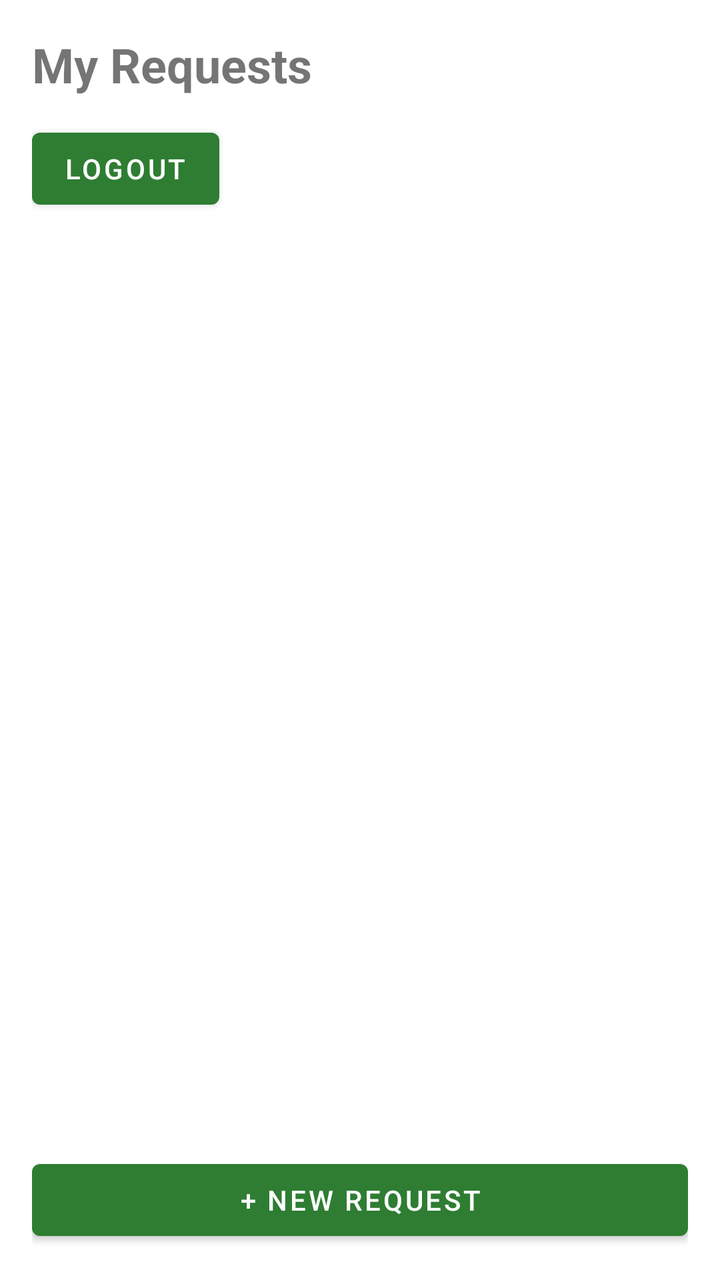
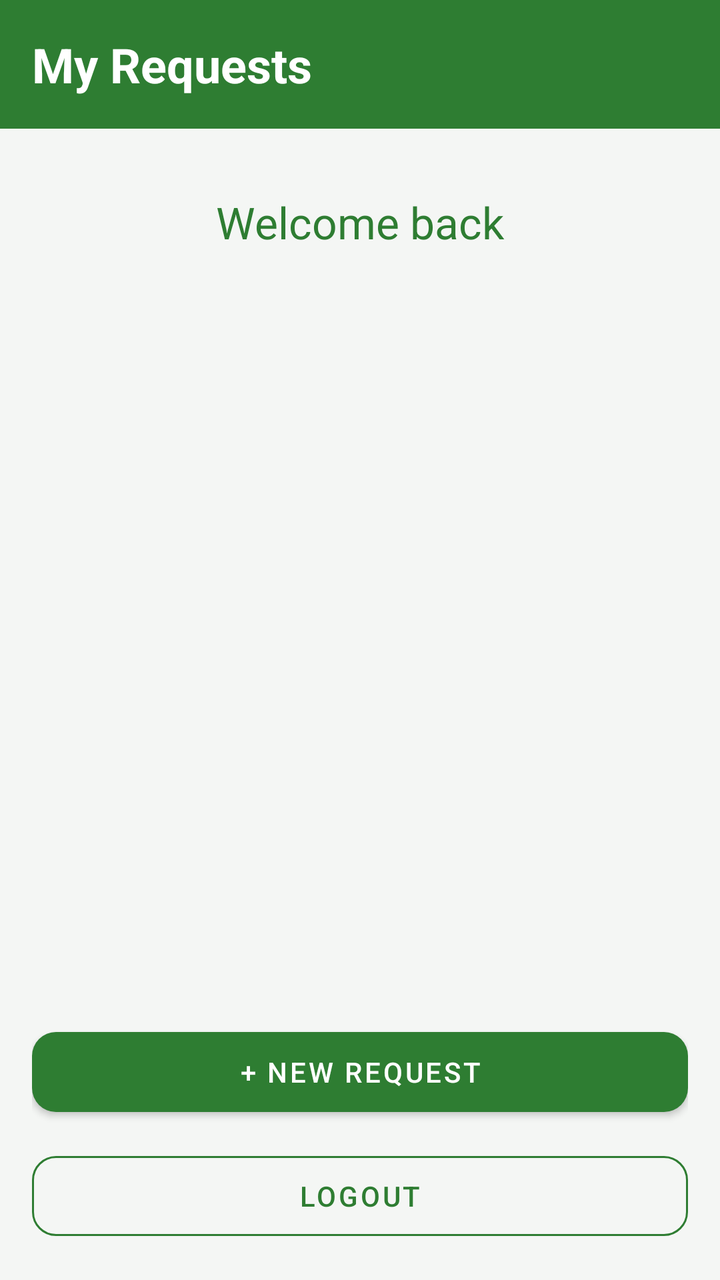

Two renders of the same Android screen: before a commit and after it. Below are the layout's source before the change and the commit's diff.
<!-- AndroidManifest.xml: application theme Theme.FixIt -->
<!-- res/layout/activity_tenant_home.xml -->
<?xml version="1.0" encoding="utf-8"?>
<LinearLayout
    xmlns:android="http://schemas.android.com/apk/res/android"
    android:layout_width="match_parent"
    android:layout_height="match_parent"
    android:orientation="vertical"
    android:padding="16dp">

    <TextView
        android:id="@+id/tvHomeTitle"
        android:layout_width="match_parent"
        android:layout_height="wrap_content"
        android:text="My Requests"
        android:textSize="24sp"
        android:textStyle="bold"
        android:paddingBottom="12dp" />

    <Button
        android:id="@+id/btnLogout"
        android:layout_width="wrap_content"
        android:layout_height="wrap_content"
        android:text="Logout" />

    <TextView
        android:id="@+id/tvEmpty"
        android:layout_width="match_parent"
        android:layout_height="wrap_content"
        android:text="No requests yet"
        android:textSize="16sp"
        android:gravity="center"
        android:padding="24dp"
        android:visibility="gone" />

    <androidx.recyclerview.widget.RecyclerView
        android:id="@+id/rvRequests"
        android:layout_width="match_parent"
        android:layout_height="0dp"
        android:layout_weight="1"
        android:clipToPadding="false"
        android:paddingTop="8dp" />

    <Button
        android:id="@+id/btnNewRequest"
        android:layout_width="match_parent"
        android:layout_height="wrap_content"
        android:text="+ New Request" />

</LinearLayout>
<!-- resources referenced by this layout -->
<resources>
  <style name="Theme.FixIt" parent="Theme.MaterialComponents.DayNight.NoActionBar">
          <item name="colorPrimary">@color/fixit_primary</item>
          <item name="colorPrimaryDark">@color/fixit_primary_dark</item>
          <item name="colorAccent">@color/fixit_accent</item>
      </style>
  <color name="fixit_primary">#2E7D32</color>
  <color name="fixit_primary_dark">#1B5E20</color>
  <color name="fixit_accent">#FFA000</color>
</resources>

<!-- the commit's change to res/layout/activity_tenant_home.xml (unified diff, before → after) -->
@@ -3,46 +3,81 @@
     xmlns:android="http://schemas.android.com/apk/res/android"
     android:layout_width="match_parent"
     android:layout_height="match_parent"
-    android:orientation="vertical"
-    android:padding="16dp">
+    android:background="@color/fixit_background"
+    android:orientation="vertical">
 
     <TextView
         android:id="@+id/tvHomeTitle"
+        style="@style/Widget.FixIt.TitleBar"
         android:layout_width="match_parent"
         android:layout_height="wrap_content"
-        android:text="My Requests"
-        android:textSize="24sp"
-        android:textStyle="bold"
-        android:paddingBottom="12dp" />
+        android:text="My Requests" />
 
-    <Button
-        android:id="@+id/btnLogout"
-        android:layout_width="wrap_content"
-        android:layout_height="wrap_content"
-        android:text="Logout" />
-
-    <TextView
-        android:id="@+id/tvEmpty"
-        android:layout_width="match_parent"
-        android:layout_height="wrap_content"
-        android:text="No requests yet"
-        android:textSize="16sp"
-        android:gravity="center"
-        android:padding="24dp"
-        android:visibility="gone" />
-
-    <androidx.recyclerview.widget.RecyclerView
-        android:id="@+id/rvRequests"
+    
+    <androidx.core.widget.NestedScrollView
         android:layout_width="match_parent"
         android:layout_height="0dp"
         android:layout_weight="1"
-        android:clipToPadding="false"
-        android:paddingTop="8dp" />
+        android:clipToPadding="false">
 
-    <Button
-        android:id="@+id/btnNewRequest"
+        <LinearLayout
+            android:layout_width="match_parent"
+            android:layout_height="wrap_content"
+            android:orientation="vertical"
+            android:paddingStart="16dp"
+            android:paddingTop="32dp"
+            android:paddingEnd="16dp"
+            android:paddingBottom="8dp">
+
+            <TextView
+                android:id="@+id/tvWelcome"
+                android:layout_width="match_parent"
+                android:layout_height="wrap_content"
+                android:layout_marginBottom="28dp"
+                android:gravity="center"
+                android:text="Welcome back"
+                android:textColor="@color/fixit_primary"
+                android:textSize="22sp" />
+
+            <TextView
+                android:id="@+id/tvEmpty"
+                android:layout_width="match_parent"
+                android:layout_height="wrap_content"
+                android:gravity="center"
+                android:padding="24dp"
+                android:text="No requests yet"
+                android:textColor="@color/fixit_text_secondary"
+                android:textSize="16sp"
+                android:visibility="gone" />
+
+            <androidx.recyclerview.widget.RecyclerView
+                android:id="@+id/rvRequests"
+                android:layout_width="match_parent"
+                android:layout_height="wrap_content"
+                android:nestedScrollingEnabled="false" />
+        </LinearLayout>
+    </androidx.core.widget.NestedScrollView>
+
+    
+    <LinearLayout
         android:layout_width="match_parent"
         android:layout_height="wrap_content"
-        android:text="+ New Request" />
+        android:orientation="vertical"
+        android:padding="16dp">
 
+        <Button
+            android:id="@+id/btnNewRequest"
+            style="@style/Widget.FixIt.Button.Primary"
+            android:layout_width="match_parent"
+            android:layout_height="wrap_content"
+            android:text="+ New Request" />
+
+        <Button
+            android:id="@+id/btnLogout"
+            style="@style/Widget.FixIt.Button.Secondary"
+            android:layout_width="match_parent"
+            android:layout_height="wrap_content"
+            android:layout_marginTop="10dp"
+            android:text="Logout" />
+    </LinearLayout>
 </LinearLayout>
<!-- resource entries referenced after the edit -->
@@ -1,11 +1,33 @@
 <!-- resources referenced by this layout -->
 <resources>
+  <color name="fixit_background">#F4F6F4</color>
   <style name="Theme.FixIt" parent="Theme.MaterialComponents.DayNight.NoActionBar">
           <item name="colorPrimary">@color/fixit_primary</item>
           <item name="colorPrimaryDark">@color/fixit_primary_dark</item>
           <item name="colorAccent">@color/fixit_accent</item>
       </style>
+  <color name="white">#FFFFFFFF</color>
   <color name="fixit_primary">#2E7D32</color>
+  <color name="fixit_text_secondary">#6B746C</color>
+  <style name="Widget.FixIt.Button.Primary" parent="Widget.MaterialComponents.Button">
+          <item name="backgroundTint">@color/fixit_primary</item>
+          <item name="android:textColor">@color/white</item>
+          <item name="android:minHeight">52dp</item>
+          <item name="cornerRadius">12dp</item>
+      </style>
+  <style name="Widget.FixIt.Button.Secondary" parent="Widget.MaterialComponents.Button.OutlinedButton">
+          <item name="strokeColor">@color/fixit_primary</item>
+          <item name="android:textColor">@color/fixit_primary</item>
+          <item name="android:minHeight">52dp</item>
+          <item name="cornerRadius">12dp</item>
+      </style>
+  <style name="Widget.FixIt.TitleBar" parent="">
+          <item name="android:background">@color/fixit_primary</item>
+          <item name="android:padding">16dp</item>
+          <item name="android:textColor">@color/white</item>
+          <item name="android:textSize">24sp</item>
+          <item name="android:textStyle">bold</item>
+      </style>
   <color name="fixit_primary_dark">#1B5E20</color>
   <color name="fixit_accent">#FFA000</color>
 </resources>
